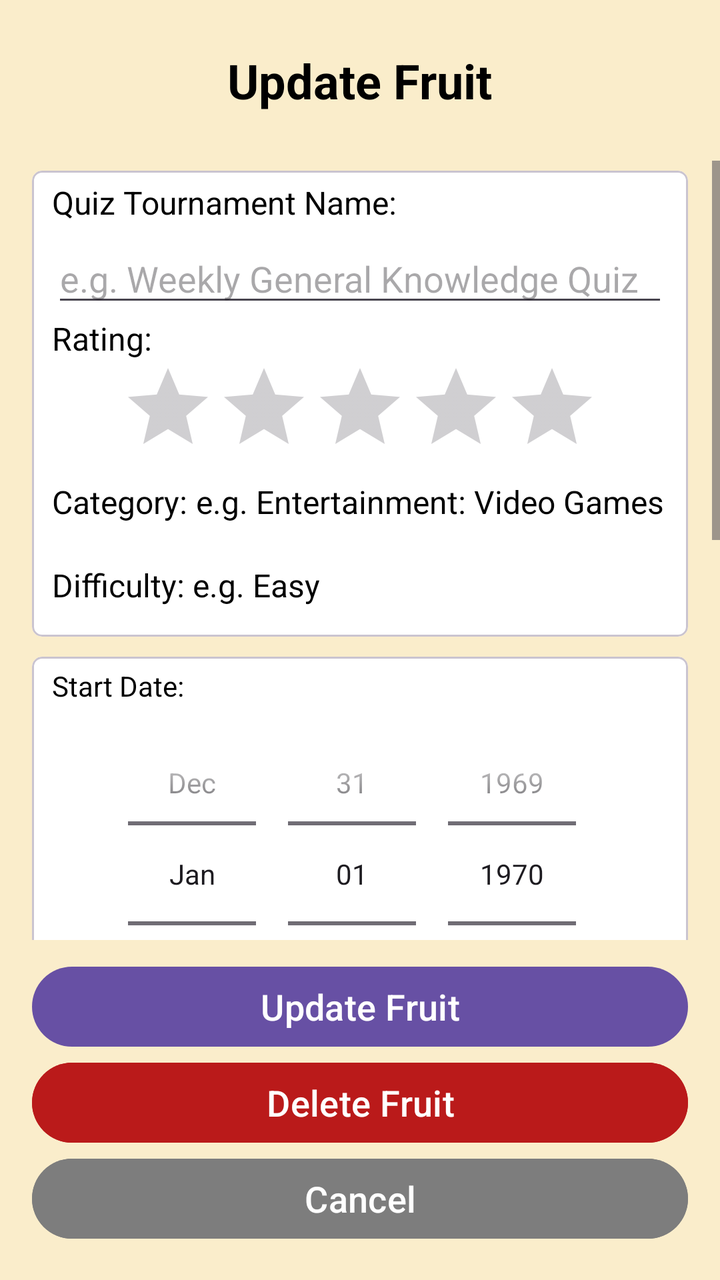
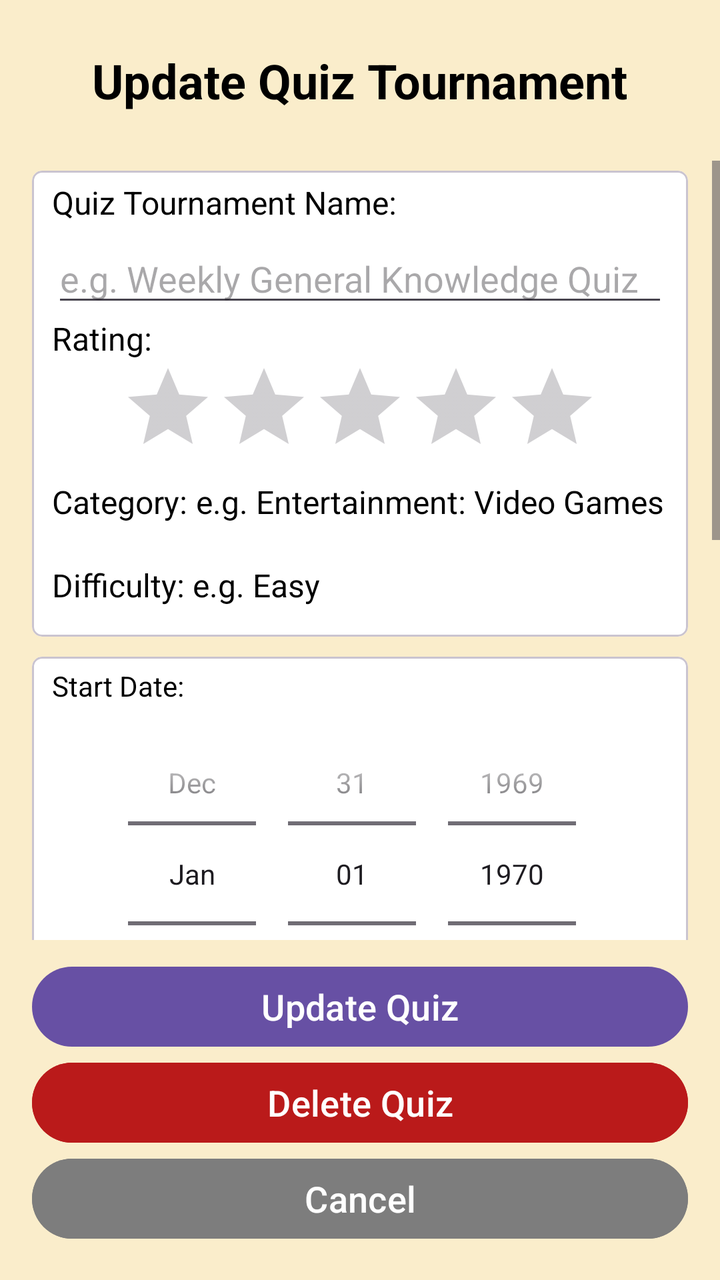

Compare the two renders of this Android layout. The source of the first and the diff that turns it into the second are given below.
<!-- AndroidManifest.xml: application theme Theme.Mobile_Ass2_Task2 -->
<!-- res/layout/activity_update_quiz_tournament.xml -->
<?xml version="1.0" encoding="utf-8"?>
<LinearLayout xmlns:android="http://schemas.android.com/apk/res/android"
    xmlns:app="http://schemas.android.com/apk/res-auto"
    xmlns:tools="http://schemas.android.com/tools"
    android:id="@+id/main"
    android:layout_width="match_parent"
    android:layout_height="match_parent"
    tools:context=".Admin.ViewTournaments.UpdateQuizTournament"
    android:orientation="vertical"
    android:gravity="center_horizontal"
    android:background="@color/lightYellow">

    <TextView
        android:layout_width="wrap_content"
        android:layout_height="wrap_content"
        android:layout_marginVertical="24sp"
        android:text="Update Fruit"
        android:textStyle="bold"
        android:textSize="24sp"
        android:textColor="@color/black"
        />
    <ScrollView
        android:layout_width="match_parent"
        android:layout_height="wrap_content"
        android:layout_marginBottom="170sp"
        >
        <LinearLayout
            android:layout_width="match_parent"
            android:layout_height="match_parent"
            android:orientation="vertical"
            >

            <com.google.android.material.card.MaterialCardView
                android:layout_width="match_parent"
                android:layout_height="wrap_content"
                android:layout_marginHorizontal="16sp"
                android:layout_marginVertical="5sp"
                android:backgroundTint="@color/white"
                app:cardCornerRadius="5sp"
                >
                <LinearLayout
                    android:layout_width="match_parent"
                    android:layout_height="wrap_content"
                    android:orientation="vertical"
                    android:layout_marginHorizontal="10sp"
                    >
                    <TextView
                        android:layout_width="wrap_content"
                        android:layout_height="wrap_content"
                        android:layout_marginVertical="5sp"
                        android:text="Quiz Tournament Name:"
                        android:textColor="@color/black"
                        android:textSize="16sp"
                        />
                    <EditText
                        android:id="@+id/etUpdateQuizTournamentName"
                        android:layout_width="match_parent"
                        android:layout_height="wrap_content"
                        android:hint="e.g. Weekly General Knowledge Quiz"
                        android:textColor="@color/black"
                        android:textSize="18sp"
                        />

                    <LinearLayout
                        android:layout_width="match_parent"
                        android:layout_height="wrap_content"
                        android:orientation="vertical"
                        android:gravity="center_vertical"
                        android:layout_marginBottom="10sp"
                        >
                        <TextView
                            android:layout_width="wrap_content"
                            android:layout_height="wrap_content"
                            android:text="Rating: "
                            android:textColor="@color/black"
                            android:textSize="16sp"
                            />
                        <LinearLayout
                            android:layout_width="match_parent"
                            android:layout_height="match_parent"
                            android:gravity="center"
                            >
                            <RatingBar
                                android:id="@+id/rbUpdateQuizRating"
                                android:layout_width="240sp"
                                android:layout_height="45sp"
                                android:scaleY="1"
                                android:scaleX="1"
                                android:numStars="5"
                                android:rating="0"
                                android:isIndicator="true"
                                android:progressTint="@color/Yellow"
                                />
                        </LinearLayout>

                    </LinearLayout>

                    <LinearLayout
                        android:layout_width="wrap_content"
                        android:layout_height="wrap_content"
                        android:orientation="horizontal"
                        android:gravity="center_vertical"
                        android:layout_marginBottom="10sp"
                        >
                        <TextView
                            android:layout_width="wrap_content"
                            android:layout_height="wrap_content"
                            android:layout_marginVertical="5sp"
                            android:text="Category: "
                            android:textColor="@color/black"
                            android:textSize="16sp"
                            />
                        <TextView
                            android:id="@+id/txtUpdateQuizTournamentCategory"
                            android:layout_width="match_parent"
                            android:layout_height="wrap_content"
                            android:text="e.g. Entertainment: Video Games"
                            android:textColor="@color/black"
                            android:textSize="16sp"
                            />
                    </LinearLayout>

                    <LinearLayout
                        android:layout_width="wrap_content"
                        android:layout_height="wrap_content"
                        android:orientation="horizontal"
                        android:gravity="center_vertical"
                        android:layout_marginBottom="10sp"
                        >
                        <TextView
                            android:layout_width="wrap_content"
                            android:layout_height="wrap_content"
                            android:layout_marginVertical="5sp"
                            android:text="Difficulty: "
                            android:textColor="@color/black"
                            android:textSize="16sp"
                            />
                        <TextView
                            android:id="@+id/txtUpdateQuizTournamentDifficulty"
                            android:layout_width="match_parent"
                            android:layout_height="wrap_content"
                            android:text="e.g. Easy"
                            android:textColor="@color/black"
                            android:textSize="16sp"
                            />
                    </LinearLayout>

                </LinearLayout>
            </com.google.android.material.card.MaterialCardView>

            <com.google.android.material.card.MaterialCardView
                android:layout_width="match_parent"
                android:layout_height="wrap_content"
                android:layout_marginHorizontal="16sp"
                android:layout_marginVertical="5sp"
                android:backgroundTint="@color/white"
                app:cardCornerRadius="5sp"
                >
                <LinearLayout
                    android:layout_width="match_parent"
                    android:layout_height="match_parent"
                    android:orientation="vertical"
                    android:layout_marginVertical="5sp"
                    android:layout_marginHorizontal="10sp"
                    >
                    <TextView
                        android:layout_width="wrap_content"
                        android:layout_height="wrap_content"
                        android:text="Start Date:"
                        android:textColor="@color/black"
                        />

                    <DatePicker
                        android:id="@+id/dpUpdateQuizStartDate"
                        android:layout_width="match_parent"
                        android:layout_height="169sp"
                        android:calendarViewShown="false"
                        android:datePickerMode="spinner"
                        android:scaleX="1"
                        android:spinnersShown="true" />
                </LinearLayout>
            </com.google.android.material.card.MaterialCardView>

            <com.google.android.material.card.MaterialCardView
                android:layout_width="match_parent"
                android:layout_height="wrap_content"
                android:layout_marginHorizontal="16sp"
                android:layout_marginVertical="5sp"
                android:backgroundTint="@color/white"
                app:cardCornerRadius="5sp"
                >
                <LinearLayout
                    android:layout_width="match_parent"
                    android:layout_height="match_parent"
                    android:orientation="vertical"
                    android:layout_marginVertical="5sp"
                    android:layout_marginHorizontal="10sp"
                    >
                    <TextView
                        android:layout_width="wrap_content"
                        android:layout_height="wrap_content"
                        android:text="End Date:"
                        android:textColor="@color/black"
                        />

                    <DatePicker
                        android:id="@+id/dpUpdateQuizEndDate"
                        android:layout_width="match_parent"
                        android:layout_height="169sp"
                        android:calendarViewShown="false"
                        android:datePickerMode="spinner"
                        android:scaleX="1"
                        android:spinnersShown="true" />
                </LinearLayout>
            </com.google.android.material.card.MaterialCardView>

            <com.google.android.material.card.MaterialCardView
                android:layout_width="match_parent"
                android:layout_height="wrap_content"
                android:layout_marginHorizontal="16sp"
                android:layout_marginVertical="5sp"
                android:backgroundTint="@color/white"
                app:cardCornerRadius="5sp"
                >
                <LinearLayout
                    android:layout_width="match_parent"
                    android:layout_height="match_parent"
                    android:orientation="vertical"
                    android:layout_marginVertical="5sp"
                    android:layout_marginHorizontal="10sp"
                    >
                    <TextView
                        android:layout_width="wrap_content"
                        android:layout_height="wrap_content"
                        android:text="Quiz Tournament Questions"
                        android:textColor="@color/black"
                        android:textSize="18sp"
                        android:textStyle="bold"
                        />

                    <TextView
                        android:id="@+id/txtUpdateQuizQuestionsList"
                        android:layout_width="wrap_content"
                        android:layout_height="wrap_content"
                        android:text="Q1: Question title goes here \na: answer a\nb: answer b\nc: answer c\nd: answer d"
                        android:textColor="@color/black"
                        android:textSize="16sp"
                        />


                </LinearLayout>
            </com.google.android.material.card.MaterialCardView>



        </LinearLayout>
    </ScrollView>


    <LinearLayout
        android:layout_width="match_parent"
        android:layout_height="wrap_content"
        android:orientation="vertical"
        android:layout_marginTop="-161sp"
        >
        <Button
            android:id="@+id/btnUpdateQuizTournament"
            android:layout_width="match_parent"
            android:layout_height="wrap_content"
            android:layout_marginHorizontal="16sp"
            android:text="Update Fruit"
            android:textSize="18sp"
            android:textColor="@color/white"
            />
        <Button
            android:id="@+id/btnDeleteQuizTournament"
            android:layout_width="match_parent"
            android:layout_height="wrap_content"
            android:layout_marginHorizontal="16sp"
            android:backgroundTint="@color/Red"
            android:text="Delete Fruit"
            android:textSize="18sp"
            android:textColor="@color/white"
            />
        <Button
            android:id="@+id/btnCancelUpdateQuiz"
            android:layout_width="match_parent"
            android:layout_height="wrap_content"
            android:layout_marginHorizontal="16sp"
            android:layout_marginBottom="16sp"
            android:backgroundTint="@color/grey"
            android:text="Cancel"
            android:textSize="18sp"
            android:textColor="@color/white"
            />
    </LinearLayout>





</LinearLayout>
<!-- resources referenced by this layout -->
<resources>
  <color name="Red">#BA1A1A</color>
  <color name="Yellow">#FFFF00</color>
  <color name="black">#FF000000</color>
  <color name="grey">#7D7D7D</color>
  <color name="lightYellow">#FAEDCB</color>
  <color name="white">#FFFFFFFF</color>
  <style name="Theme.Mobile_Ass2_Task2" parent="Base.Theme.Mobile_Ass2_Task2" />
  <style name="Base.Theme.Mobile_Ass2_Task2" parent="Theme.Material3.DayNight.NoActionBar">
          
          
      </style>
</resources>

<!-- the commit's change to res/layout/activity_update_quiz_tournament.xml (unified diff, before → after) -->
@@ -14,7 +14,7 @@
         android:layout_width="wrap_content"
         android:layout_height="wrap_content"
         android:layout_marginVertical="24sp"
-        android:text="Update Fruit"
+        android:text="Update Quiz Tournament"
         android:textStyle="bold"
         android:textSize="24sp"
         android:textColor="@color/black"
@@ -268,7 +268,7 @@
             android:layout_width="match_parent"
             android:layout_height="wrap_content"
             android:layout_marginHorizontal="16sp"
-            android:text="Update Fruit"
+            android:text="Update Quiz"
             android:textSize="18sp"
             android:textColor="@color/white"
             />
@@ -278,7 +278,7 @@
             android:layout_height="wrap_content"
             android:layout_marginHorizontal="16sp"
             android:backgroundTint="@color/Red"
-            android:text="Delete Fruit"
+            android:text="Delete Quiz"
             android:textSize="18sp"
             android:textColor="@color/white"
             />
